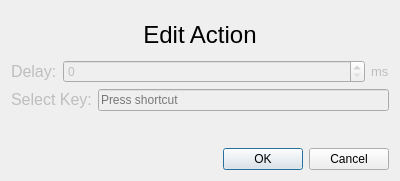
TheCheese42/buttonbox, file client/buttonbox_client/ui/edit_macro_action.ui: the form before one commit.
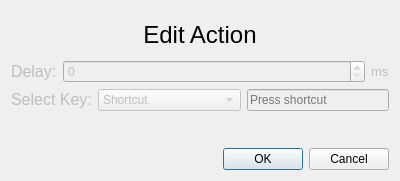
The form after the commit. Icons and pictures are not drawn.

Commit message: Can now select macros in keyboard dialog, can now select modifiers in macro key events

Diff of the .ui file:
```diff
--- a/client/buttonbox_client/ui/edit_macro_action.ui
+++ b/client/buttonbox_client/ui/edit_macro_action.ui
@@ -148,11 +148,50 @@
        </property>
       </widget>
      </item>
+     <item>
+      <widget class="QComboBox" name="modCombo">
+       <property name="enabled">
+        <bool>false</bool>
+       </property>
+       <property name="sizePolicy">
+        <sizepolicy hsizetype="Expanding" vsizetype="Fixed">
+         <horstretch>0</horstretch>
+         <verstretch>0</verstretch>
+        </sizepolicy>
+       </property>
+       <item>
+        <property name="text">
+         <string>Shortcut</string>
+        </property>
+       </item>
+       <item>
+        <property name="text">
+         <string>Ctrl</string>
+        </property>
+       </item>
+       <item>
+        <property name="text">
+         <string>Shift</string>
+        </property>
+       </item>
+       <item>
+        <property name="text">
+         <string>Alt</string>
+        </property>
+       </item>
+      </widget>
+     </item>
      <item>
       <widget class="QKeySequenceEdit" name="keySequence">
        <property name="enabled">
         <bool>false</bool>
        </property>
+       <property name="sizePolicy">
+        <sizepolicy hsizetype="Expanding" vsizetype="Fixed">
+         <horstretch>0</horstretch>
+         <verstretch>0</verstretch>
+        </sizepolicy>
+       </property>
       </widget>
      </item>
     </layout>
```
The commit also changes 3 other files.
